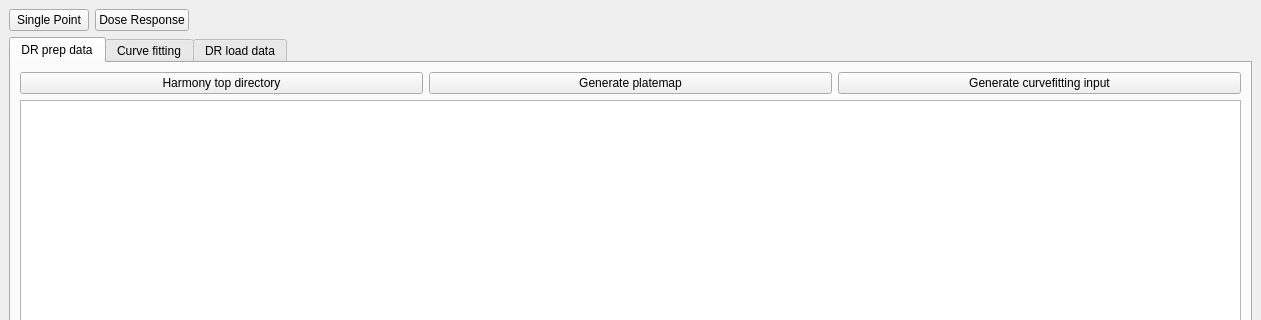
First picture: the form in frontend/assets/doseResponseTab.ui, repository dahlbma/assayLoader, before the edit; both pictures show x 0 to 1261 and y 0 to 320 of the 1261 by 800 pixel window.
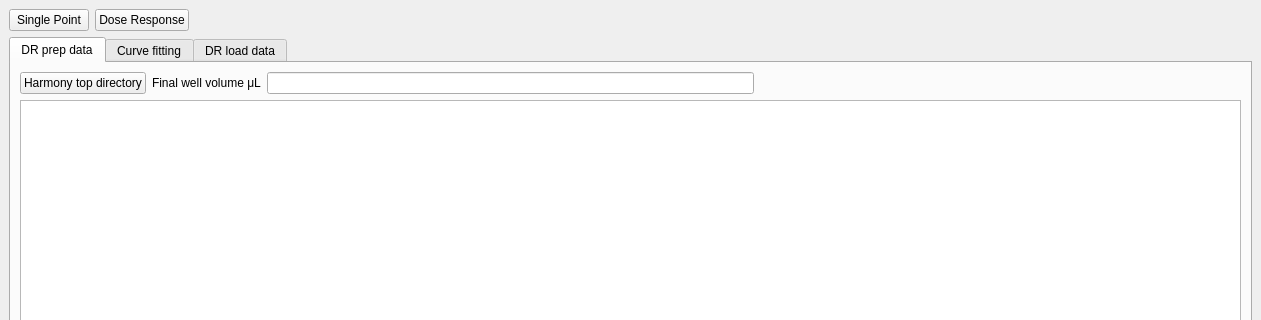
Second picture: the form after the edit.

Patch:
```diff
--- a/frontend/assets/doseResponseTab.ui
+++ b/frontend/assets/doseResponseTab.ui
@@ -55,7 +55,7 @@
          </attribute>
          <layout class="QVBoxLayout" name="verticalLayout">
           <item>
-           <layout class="QHBoxLayout" name="horizontalLayout">
+           <layout class="QHBoxLayout" name="horizontalLayout_2">
             <item>
              <widget class="QPushButton" name="selectHarmonyDirectory_btn">
               <property name="text">
@@ -64,18 +64,31 @@
              </widget>
             </item>
             <item>
-             <widget class="QPushButton" name="generatePlatemap_btn">
+             <layout class="QHBoxLayout" name="horizontalLayout">
+              <item>
+               <widget class="QLabel" name="label">
               <property name="text">
-               <string>Generate platemap</string>
+                 <string>Final well volume μL</string>
               </property>
              </widget>
             </item>
             <item>
-             <widget class="QPushButton" name="generateCurvefittingInput_btn">
-              <property name="text">
-               <string>Generate curvefitting input</string>
-              </property>
-             </widget>
+               <widget class="QLineEdit" name="finalWellVolumeMicroliter_eb"/>
+              </item>
+              <item>
+               <spacer name="horizontalSpacer_2">
+                <property name="orientation">
+                 <enum>Qt::Horizontal</enum>
+                </property>
+                <property name="sizeHint" stdset="0">
+                 <size>
+                  <width>40</width>
+                  <height>20</height>
+                 </size>
+                </property>
+               </spacer>
+              </item>
+             </layout>
             </item>
            </layout>
           </item>
```
Lines whose indentation alone changed are shown as unchanged.
